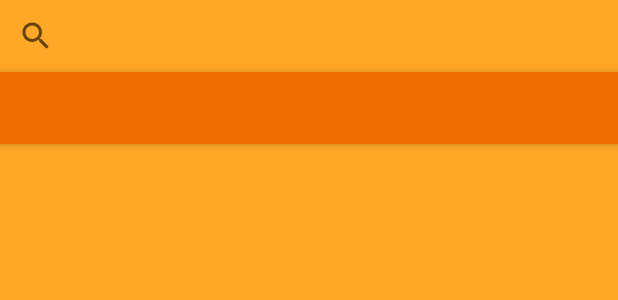
After one commit to brunoconterato/123pedi-android, an Android app: the layout activity_search_tabs.xml on its own in the app's theme, with its tools: preview values and no code run, on a phone screen of 412 x 824 dp. The commit adds this screen. Shown: the top 300 px of the screen. Run offline under Robolectric (Android 15) with nearby library versions, the phone set to English and light mode, and no system bars; network calls fail.

```diff
--- a/app/src/main/AndroidManifest.xml
+++ b/app/src/main/AndroidManifest.xml
@@ -84,7 +84,8 @@
             </intent-filter>
         </activity>
         <activity android:name=".activity.OnOrderAcceptedActivity" />
-        <activity android:name=".activity.PaymentActivity"></activity>
+        <activity android:name=".activity.PaymentActivity" />
+        <activity android:name=".activity.SearchTabsActivity"></activity>
     </application>
 
 </manifest>
--- /dev/null
+++ b/app/src/main/res/layout/activity_search_tabs.xml
@@ -0,0 +1,40 @@
+<?xml version="1.0" encoding="utf-8"?>
+<LinearLayout xmlns:android="http://schemas.android.com/apk/res/android"
+    xmlns:tools="http://schemas.android.com/tools"
+    xmlns:app="http://schemas.android.com/apk/res-auto"
+    android:layout_width="match_parent"
+    android:layout_height="match_parent"
+    android:background="@color/colorPrimary"
+    android:orientation="vertical"
+    tools:context="beer.happy_hour.drinking.activity.SearchActivity">
+
+    <SearchView
+        android:id="@+id/search_view"
+        android:layout_width="match_parent"
+        android:layout_height="wrap_content"
+        android:focusable="true"
+        android:focusableInTouchMode="true"
+        tools:layout_editor_absoluteX="8dp"
+        tools:layout_editor_absoluteY="8dp"/>
+
+    <android.support.design.widget.AppBarLayout
+        android:layout_width="match_parent"
+        android:layout_height="wrap_content"
+        android:theme="@style/ThemeOverlay.AppCompat.Dark.ActionBar">
+
+        <android.support.design.widget.TabLayout
+            android:id="@+id/search_tabs"
+            android:layout_width="match_parent"
+            android:layout_height="match_parent"
+            app:tabMode="fixed"
+            app:tabGravity="fill"/>
+
+    </android.support.design.widget.AppBarLayout>
+
+    <android.support.v4.view.ViewPager
+        android:id="@+id/search_view_pager"
+        android:layout_width="match_parent"
+        android:layout_height="match_parent"
+        app:layout_behavior="@string/appbar_scrolling_view_behavior"  />
+
+</LinearLayout>
```
Also changed, not shown: app/src/main/java/beer/happy_hour/drinking/LoadStockJSONTask.java (+45 -8 lines), app/src/main/java/beer/happy_hour/drinking/activity/MainActivity.java (+23 -1 lines), app/src/main/java/beer/happy_hour/drinking/activity/SearchActivity.java (+35 -16 lines), app/src/main/java/beer/happy_hour/drinking/activity/SearchTabsActivity.java (added, +15 -0 lines), app/src/main/java/beer/happy_hour/drinking/adapter/ListItemAdapter.java (+4 -4 lines), app/src/main/java/beer/happy_hour/drinking/fragment/SearchFragment.java (added, +37 -0 lines), app/src/main/java/beer/happy_hour/drinking/repository/ListItemRepository.java (added, +81 -0 lines), app/src/main/java/beer/happy_hour/drinking/repository/ListItemRepositorySingleton.java (deleted, +0 -85 lines), app/src/main/res/layout/fragment_search.xml (added, +8 -0 lines).
